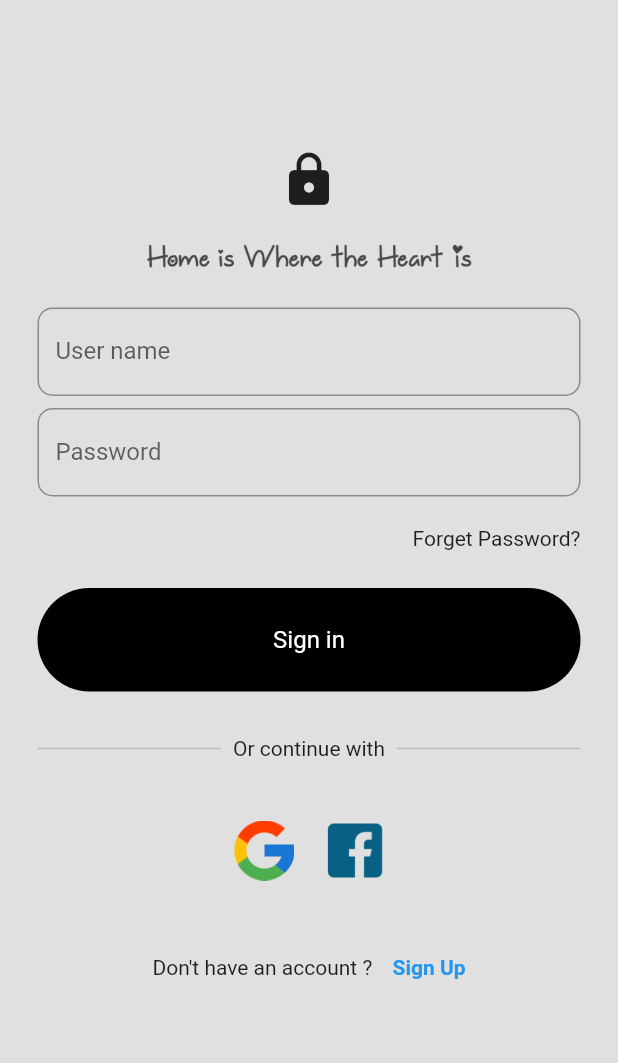
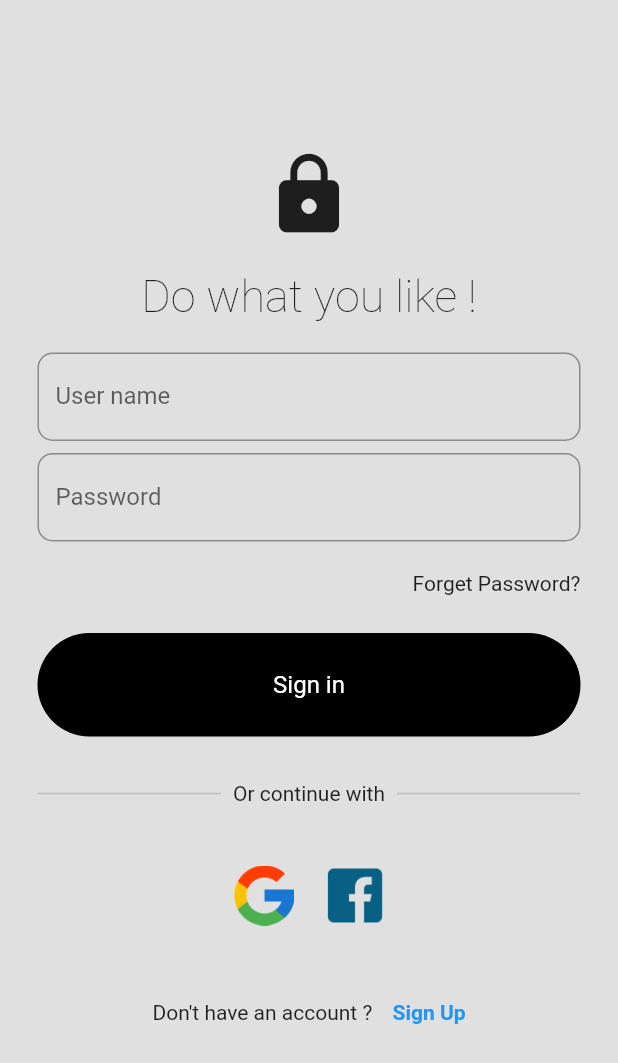
Before and after one commit to devshehan/mobile_login_UI_UX, a Flutter app: the screen it shows after launch, on a phone screen of 412 x 824 dp. Shown: the top 1063 px of the screen. Run offline on Flutter 3.47's test engine with Material 2 defaults, Android fonts, the phone set to English and light mode, and no system bars.

Commit message:
image changed

```diff
--- a/lib/pages/login_page.dart
+++ b/lib/pages/login_page.dart
@@ -27,22 +27,19 @@ class LoginPage extends StatelessWidget {
             ),
 
             // login image
-            const Icon(Icons.lock, size: 40,),
+            const Icon(Icons.lock, size: 60,),
 
             const SizedBox(
               height: 20,
             ),
 
-            //welcome back
-            // const Text(
-            //   "Lend a paw, Gain a friend",
-            //   style: TextStyle(fontSize: 20, color: Colors.grey),
-            // ),
-            Image.asset('lib/images/slogon.png', height: 25,),
+            const Text("Do what you like !", style: TextStyle(fontSize: 30, fontWeight: FontWeight.w200),),
+
 
             const SizedBox(
               height: 20,
             ),
+
 
             //user name text field
             MyTextField(
```
Also changed, not shown: lib/images/output.jpeg (deleted), lib/images/outputx.jpeg (added), lib/images/slogon.png (deleted).
